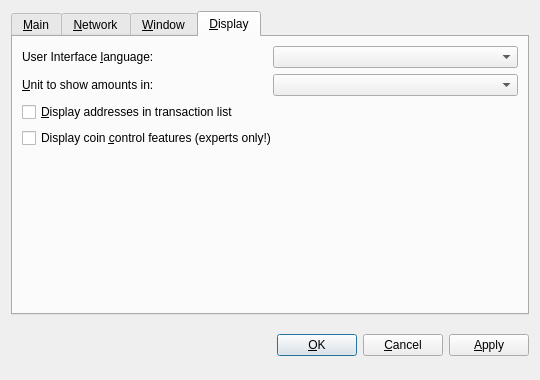
Before: the Qt Designer form src/qt/forms/optionsdialog.ui in truckit/Truckcoin, drawn with Qt 5.
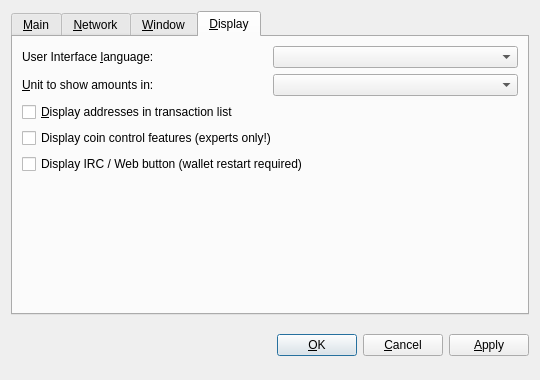
After: the same form once the commit is applied. The open tabs and pages were chosen to show the change. Custom widgets are drawn as their Qt base class.

Commit message: Added show/hide Irc button option

Patch:
```diff
--- a/src/qt/forms/optionsdialog.ui
+++ b/src/qt/forms/optionsdialog.ui
@@ -349,11 +349,21 @@
           <string>Whether to show coin control features or not.</string>
          </property>
          <property name="text">
-          <string>Display coin &amp;control features (experts only!)</string>
+          <string>Display coin control features (experts only!)</string>
          </property>
         </widget>
        </item>
-       <item>
+	   <item>
+        <widget class="QCheckBox" name="showIrcButton">
+	  <property name="toolTip">
+          <string>Whether to show IRC button or not.</string>
+         </property>
+         <property name="text">
+          <string>Display IRC / Web button (wallet restart required)</string>
+         </property>
+        </widget>
+       </item>
+	   <item>
         <spacer name="verticalSpacer_Display">
          <property name="orientation">
           <enum>Qt::Vertical</enum>
```
The commit also changes 4 other files.
